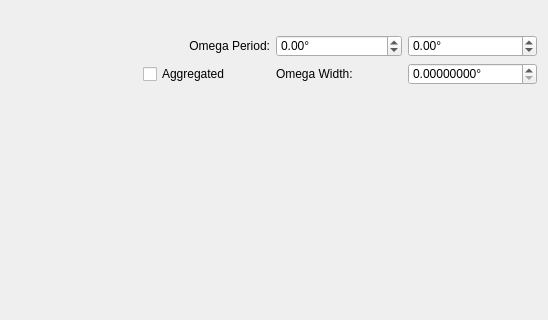
Above: hexrd/ui/resources/ui/rotation_series_overlay_editor.ui from HEXRD/hexrdgui before the change; both pictures show x 0 to 548 and y 0 to 320 of the 548 by 502 pixel window. Below: the same form after it.
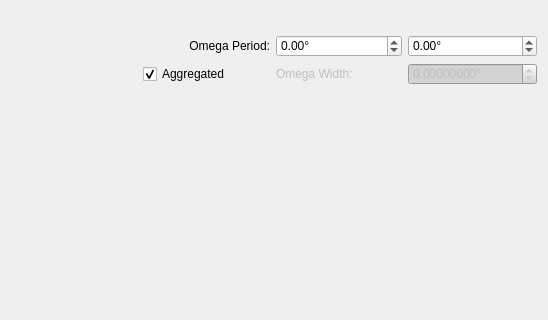
That is the form after the change. Custom widgets are drawn as their Qt base class.

Commit message:
Add option validation for aggregation
"aggregated" is currently forced to be `True` if the current image
series doesn't have omega data.

Patch:
```diff
--- a/hexrd/ui/resources/ui/rotation_series_overlay_editor.ui
+++ b/hexrd/ui/resources/ui/rotation_series_overlay_editor.ui
@@ -93,12 +93,15 @@
      <property name="text">
       <string>Aggregated</string>
      </property>
+     <property name="checked">
+      <bool>true</bool>
+     </property>
     </widget>
    </item>
    <item row="9" column="3">
     <widget class="QLabel" name="omega_width_label">
      <property name="enabled">
-      <bool>true</bool>
+      <bool>false</bool>
      </property>
      <property name="text">
       <string>Omega Width:</string>
@@ -108,7 +111,7 @@
    <item row="9" column="4">
     <widget class="ScientificDoubleSpinBox" name="omega_width">
      <property name="enabled">
-      <bool>true</bool>
+      <bool>false</bool>
      </property>
      <property name="suffix">
       <string>°</string>
```
Left out of the diff: 37 changed lines with no effect on the pictures. The commit also changes 2 other files.
